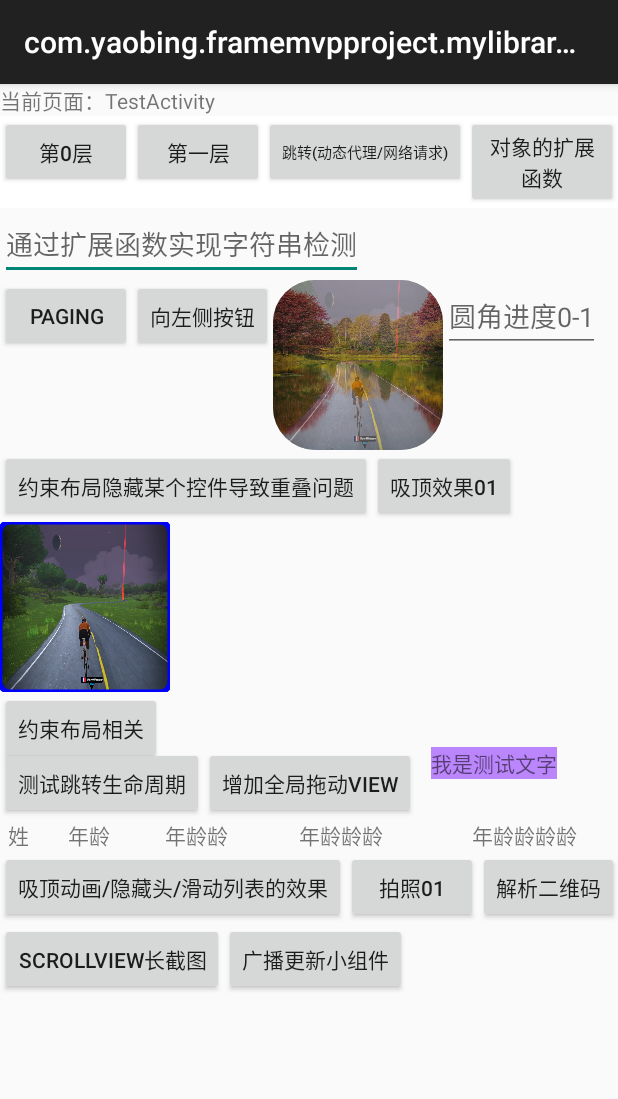
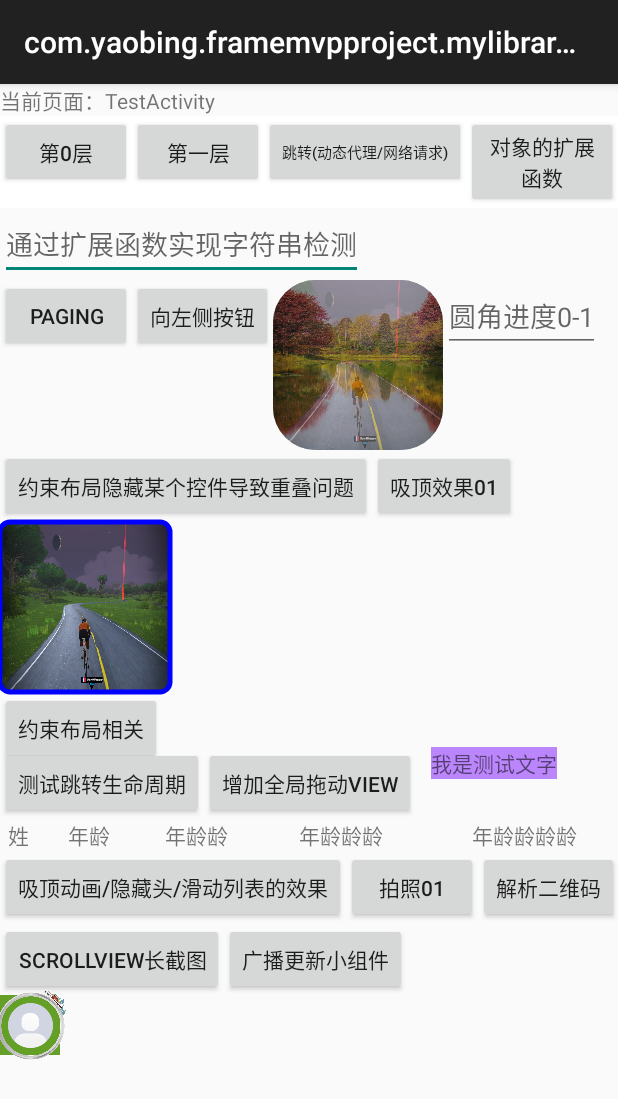
Before and after one commit to Mckrgf/module_A, an Android app: the screen it shows after launch (TestActivity), on a phone screen of 412 x 824 dp. Shown: the top 1099 px of the screen. Run offline under Robolectric (Android 15) with nearby library versions, the phone set to English and light mode, and no system bars; pictures from the network do not load; 5 statements that could not run were skipped.

Commit message:
尝试剪裁iv

```diff
--- a/mylibrary/src/main/res/layout/activity_test.xml
+++ b/mylibrary/src/main/res/layout/activity_test.xml
@@ -5,6 +5,7 @@
     android:layout_width="match_parent"
     android:layout_height="match_parent"
     android:orientation="vertical"
+    android:clipChildren="false"
     tools:context=".TestActivity">
 
     <TextView
@@ -73,6 +74,7 @@
 
     <androidx.constraintlayout.widget.ConstraintLayout
         android:layout_width="match_parent"
+        android:clipChildren="false"
         android:layout_height="wrap_content">
 
         <Button
@@ -165,6 +167,7 @@
             android:text="测试跳转生命周期"
             app:layout_constraintStart_toStartOf="parent"
             app:layout_constraintTop_toBottomOf="@+id/iv_glide" />
+
         <Button
             android:id="@+id/bt_constraint"
             android:layout_width="wrap_content"
@@ -182,14 +185,14 @@
             app:layout_constraintTop_toBottomOf="@+id/iv_glide" />
 
         <TextView
+            android:id="@+id/tv_test"
             android:layout_width="wrap_content"
             android:layout_height="wrap_content"
-            android:id="@+id/tv_test"
-            app:layout_constraintTop_toTopOf="@+id/bt_add_drag_view"
+            android:layout_marginLeft="10dp"
+            android:background="@color/purple_200"
+            android:text="aa"
             app:layout_constraintStart_toEndOf="@+id/bt_add_drag_view"
-            android:text="aa"
-            android:background="@color/purple_200"
-            android:layout_marginLeft="10dp"/>
+            app:layout_constraintTop_toTopOf="@+id/bt_add_drag_view" />
 
         <TableLayout
             android:id="@+id/tabLayout_b"
@@ -214,33 +217,33 @@
                 <TextView
                     android:layout_width="0dp"
                     android:layout_height="wrap_content"
+                    android:layout_marginLeft="10dp"
                     android:layout_weight="2"
                     android:gravity="center"
-                    android:layout_marginLeft="10dp"
                     android:text="年龄" />
 
                 <TextView
                     android:layout_width="0dp"
                     android:layout_height="wrap_content"
+                    android:layout_marginLeft="10dp"
                     android:layout_weight="3"
                     android:gravity="center"
-                    android:layout_marginLeft="10dp"
                     android:text="年龄龄" />
 
                 <TextView
                     android:layout_width="0dp"
                     android:layout_height="wrap_content"
+                    android:layout_marginLeft="10dp"
                     android:layout_weight="4"
                     android:gravity="center"
-                    android:layout_marginLeft="10dp"
                     android:text="年龄龄龄" />
 
                 <TextView
                     android:layout_width="0dp"
                     android:layout_height="wrap_content"
+                    android:layout_marginLeft="10dp"
                     android:layout_weight="5"
                     android:gravity="center"
-                    android:layout_marginLeft="10dp"
                     android:text="年龄龄龄龄" />
             </TableRow>
             <!-- 假设我们动态添加行数据 -->
@@ -252,7 +255,7 @@
             android:layout_height="wrap_content"
             android:text="吸顶动画/隐藏头/滑动列表的效果"
             app:layout_constraintStart_toStartOf="parent"
-            app:layout_constraintTop_toBottomOf="@+id/tabLayout_b"/>
+            app:layout_constraintTop_toBottomOf="@+id/tabLayout_b" />
 
         <Button
             android:id="@+id/bt_snapshot_scrollview"
@@ -260,28 +263,44 @@
             android:layout_height="wrap_content"
             android:text="scrollview长截图"
             app:layout_constraintStart_toStartOf="parent"
-            app:layout_constraintTop_toBottomOf="@+id/bt_ani"/>
+            app:layout_constraintTop_toBottomOf="@+id/bt_ani" />
+
         <Button
             android:id="@+id/bt_camera"
             android:layout_width="wrap_content"
             android:layout_height="wrap_content"
             android:text="拍照01"
             app:layout_constraintStart_toEndOf="@+id/bt_ani"
-            app:layout_constraintTop_toTopOf="@+id/bt_ani"/>
+            app:layout_constraintTop_toTopOf="@+id/bt_ani" />
+
         <Button
             android:id="@+id/bt_decode_qr"
             android:layout_width="wrap_content"
             android:layout_height="wrap_content"
             android:text="解析二维码"
             app:layout_constraintStart_toEndOf="@+id/bt_camera"
-            app:layout_constraintTop_toTopOf="@+id/bt_ani"/>
+            app:layout_constraintTop_toTopOf="@+id/bt_ani" />
+
         <Button
             android:id="@+id/updateWidgetBroadcast"
             android:layout_width="wrap_content"
             android:layout_height="wrap_content"
             android:text="广播更新小组件"
             app:layout_constraintStart_toEndOf="@+id/bt_snapshot_scrollview"
-            app:layout_constraintTop_toTopOf="@+id/bt_snapshot_scrollview"/>
+            app:layout_constraintTop_toTopOf="@+id/bt_snapshot_scrollview" />
+
+
+        <include
+            layout="@layout/pendant_layout"
+            android:id="@+id/rl_small"
+            android:layout_width="wrap_content"
+            android:layout_height="wrap_content"
+            android:background="@color/lpGreen"
+            android:clipChildren="false"
+            app:layout_constraintStart_toStartOf="parent"
+            app:layout_constraintTop_toBottomOf="@id/updateWidgetBroadcast">
+
+        </include>
 
 
     </androidx.constraintlayout.widget.ConstraintLayout>
--- /dev/null
+++ b/mylibrary/src/main/res/layout/pendant_layout.xml
@@ -0,0 +1,40 @@
+<?xml version="1.0" encoding="utf-8"?>
+<androidx.constraintlayout.widget.ConstraintLayout xmlns:android="http://schemas.android.com/apk/res/android"
+    android:layout_width="wrap_content"
+    android:layout_height="wrap_content"
+    android:clipChildren="false"
+    xmlns:app="http://schemas.android.com/apk/res-auto">
+    <androidx.constraintlayout.widget.ConstraintLayout
+        android:id="@+id/rl_small"
+        android:layout_width="40dp"
+        android:layout_height="40dp"
+        android:background="@color/lpGreen"
+        android:scaleType="centerCrop"
+        android:src="@mipmap/bb"
+        android:clipChildren="false"
+        app:layout_constraintStart_toStartOf="parent"
+        app:layout_constraintTop_toTopOf="parent">
+
+        <ImageView
+            android:id="@+id/iv_small"
+            android:layout_width="30dp"
+            android:layout_height="30dp"
+            android:scaleType="centerCrop"
+            android:src="@mipmap/icon_mine_head_default"
+            app:layout_constraintStart_toStartOf="parent"
+            app:layout_constraintTop_toTopOf="parent"
+            app:layout_constraintEnd_toEndOf="parent"
+            app:layout_constraintBottom_toBottomOf="parent"/>
+
+        <ImageView
+            android:id="@+id/iv_big"
+            android:layout_width="60dp"
+            android:layout_height="60dp"
+            android:src="@mipmap/bbb"
+            android:scaleType="centerCrop"
+            app:layout_constraintStart_toStartOf="parent"
+            app:layout_constraintTop_toTopOf="parent"
+            app:layout_constraintEnd_toEndOf="parent"
+            app:layout_constraintBottom_toBottomOf="parent"/>
+    </androidx.constraintlayout.widget.ConstraintLayout>
+</androidx.constraintlayout.widget.ConstraintLayout>
```
Also changed, not shown: mylibrary/src/main/res/mipmap-hdpi/bbb.png (added), mylibrary/src/main/res/mipmap-hdpi/icon_mine_head_default.png (added).
